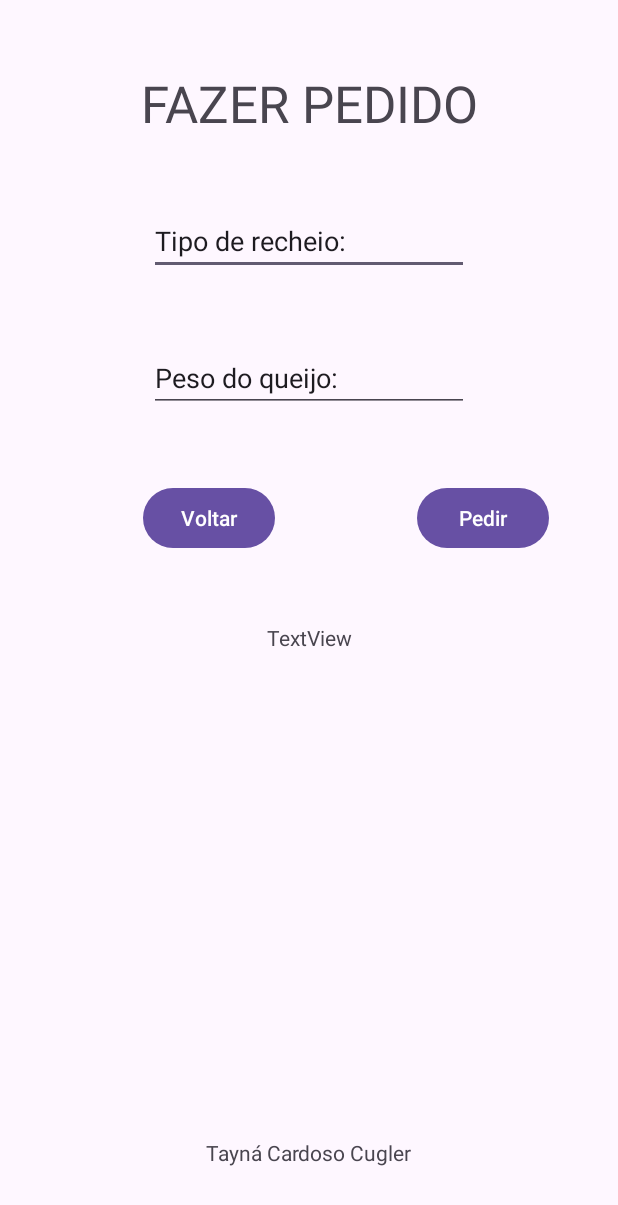
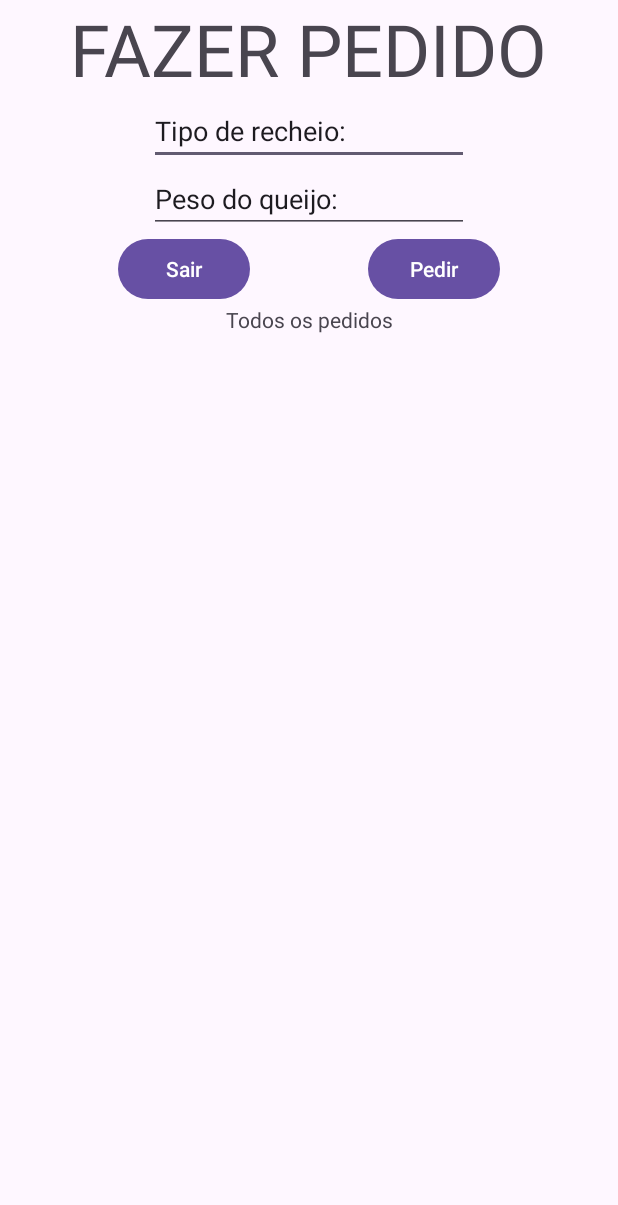
Before and after one commit to taynacugler/provapdm, an Android app: the QuintaTela screen opened directly, with no data from a screen before it, on a phone screen of 412 x 824 dp. Shown: the top 1205 px of the screen. Run offline under Robolectric (Android 15) with nearby library versions, the phone set to English and light mode, and no system bars.

Commit message:
add: modificações

```diff
--- a/app/build.gradle.kts
+++ b/app/build.gradle.kts
@@ -45,4 +45,5 @@ dependencies {
     testImplementation(libs.junit)
     androidTestImplementation(libs.androidx.junit)
     androidTestImplementation(libs.androidx.espresso.core)
+
 }
--- a/app/src/main/res/layout/activity_main5.xml
+++ b/app/src/main/res/layout/activity_main5.xml
@@ -8,23 +8,11 @@
     tools:context=".MainActivity">
 
     <TextView
-        android:id="@+id/nome"
-        android:layout_width="wrap_content"
-        android:layout_height="wrap_content"
-        android:text="Tayná Cardoso Cugler"
-        app:layout_constraintBottom_toBottomOf="parent"
-        app:layout_constraintEnd_toEndOf="parent"
-        app:layout_constraintHorizontal_bias="0.5"
-        app:layout_constraintStart_toStartOf="parent"
-        app:layout_constraintTop_toBottomOf="@+id/recyclerView"
-        app:layout_constraintVertical_bias="0.5" />
-
-    <TextView
-        android:id="@+id/pedido_t5"
+        android:id="@+id/titulo"
         android:layout_width="wrap_content"
         android:layout_height="wrap_content"
         android:text="FAZER PEDIDO"
-        android:textSize="34sp"
+        android:textSize="48sp"
         app:layout_constraintBottom_toTopOf="@+id/recheio"
         app:layout_constraintEnd_toEndOf="parent"
         app:layout_constraintHorizontal_bias="0.5"
@@ -39,21 +27,21 @@
         android:ems="10"
         android:inputType="text"
         android:text="Tipo de recheio:"
-        app:layout_constraintBottom_toTopOf="@+id/pesoQueijo"
+        app:layout_constraintBottom_toTopOf="@+id/queijo"
         app:layout_constraintEnd_toEndOf="parent"
         app:layout_constraintHorizontal_bias="0.5"
         app:layout_constraintStart_toStartOf="parent"
-        app:layout_constraintTop_toBottomOf="@+id/pedido_t5"
+        app:layout_constraintTop_toBottomOf="@+id/titulo"
         app:layout_constraintVertical_bias="0.5" />
 
     <EditText
-        android:id="@+id/pesoQueijo"
+        android:id="@+id/queijo"
         android:layout_width="wrap_content"
         android:layout_height="wrap_content"
         android:ems="10"
         android:inputType="text"
         android:text="Peso do queijo:"
-        app:layout_constraintBottom_toTopOf="@+id/voltar_bt_t5"
+        app:layout_constraintBottom_toTopOf="@+id/pedir"
         app:layout_constraintEnd_toEndOf="parent"
         app:layout_constraintHorizontal_bias="0.5"
         app:layout_constraintStart_toStartOf="parent"
@@ -61,51 +49,45 @@
         app:layout_constraintVertical_bias="0.5" />
 
     <Button
-        android:id="@+id/voltar_bt_t5"
+        android:id="@+id/sair_t5"
         android:layout_width="wrap_content"
         android:layout_height="wrap_content"
-        android:text="Voltar"
+        android:text="Sair"
         app:layout_constraintBottom_toTopOf="@+id/textView2"
-        app:layout_constraintEnd_toEndOf="parent"
-        app:layout_constraintEnd_toStartOf="@+id/voltar_bt_t5"
+        app:layout_constraintEnd_toStartOf="@+id/pedir"
         app:layout_constraintHorizontal_bias="0.5"
         app:layout_constraintStart_toStartOf="parent"
-        app:layout_constraintTop_toBottomOf="@+id/pesoQueijo"
+        app:layout_constraintTop_toBottomOf="@+id/queijo"
         app:layout_constraintVertical_bias="0.5" />
 
     <Button
-        android:id="@+id/voltar_bt_t5"
+        android:id="@+id/pedir"
         android:layout_width="wrap_content"
         android:layout_height="wrap_content"
         android:text="Pedir"
         app:layout_constraintBottom_toTopOf="@+id/textView2"
         app:layout_constraintEnd_toEndOf="parent"
-        app:layout_constraintHorizontal_bias="0.859"
-        app:layout_constraintStart_toStartOf="parent"
-        app:layout_constraintTop_toBottomOf="@+id/pesoQueijo"
+        app:layout_constraintHorizontal_bias="0.5"
+        app:layout_constraintStart_toEndOf="@+id/sair_t5"
+        app:layout_constraintTop_toBottomOf="@+id/queijo"
         app:layout_constraintVertical_bias="0.5" />
 
     <TextView
         android:id="@+id/textView2"
         android:layout_width="wrap_content"
         android:layout_height="wrap_content"
-        android:text="TextView"
-        app:layout_constraintBottom_toTopOf="@+id/recyclerView"
+        android:text="Todos os pedidos"
         app:layout_constraintEnd_toEndOf="parent"
         app:layout_constraintHorizontal_bias="0.5"
         app:layout_constraintStart_toStartOf="parent"
-        app:layout_constraintTop_toBottomOf="@+id/voltar_bt_t5"
-        app:layout_constraintVertical_bias="0.5" />
+        app:layout_constraintTop_toBottomOf="@+id/sair_t5" />
 
-    <androidx.recyclerview.widget.RecyclerView
-        android:id="@+id/recyclerView"
-        android:layout_width="285dp"
-        android:layout_height="231dp"
-        app:layout_constraintBottom_toTopOf="@+id/nome"
-        app:layout_constraintEnd_toEndOf="parent"
-        app:layout_constraintHorizontal_bias="0.5"
-        app:layout_constraintStart_toStartOf="parent"
-        app:layout_constraintTop_toBottomOf="@+id/textView2"
-        app:layout_constraintVertical_bias="0.5" />
+    <LinearLayout
+        android:layout_width="match_parent"
+        android:layout_height="match_parent"
+        android:orientation="horizontal"
+        tools:layout_editor_absoluteX="16dp"
+        tools:layout_editor_absoluteY="-130dp"/>
+
 
 </androidx.constraintlayout.widget.ConstraintLayout>
```
Also changed, not shown: app/src/main/java/banco/DAO.kt (+6 -7 lines), app/src/main/java/com/example/app_cugler/MainActivity.kt (+88 -18 lines), app/src/main/java/com/example/app_cugler/classes/Item.kt (added, +51 -0 lines), app/src/main/java/com/example/app_cugler/classes/Pamonha.kt (+12 -8 lines), app/src/main/res/layout/item_pamonha.xml (added, +30 -0 lines).
